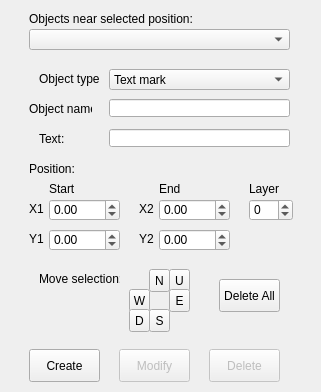
Before: the Qt Designer form src/mainwindow/infomarkseditdlg.ui in MUME/MMapper, drawn with Qt 5.
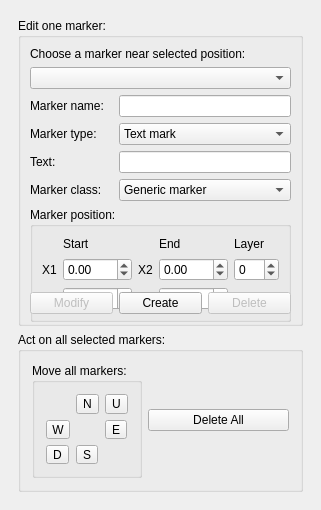
After: the same form once the commit is applied.

Commit message: Update Edit Markers dialog to handle marker class

```diff
--- a/src/mainwindow/infomarkseditdlg.ui
+++ b/src/mainwindow/infomarkseditdlg.ui
@@ -9,7 +9,7 @@
     <x>0</x>
     <y>0</y>
     <width>321</width>
-    <height>392</height>
+    <height>510</height>
    </rect>
   </property>
   <property name="sizePolicy" >
@@ -23,13 +23,7 @@
   <property name="minimumSize" >
    <size>
     <width>321</width>
-    <height>392</height>
-   </size>
-  </property>
-  <property name="maximumSize" >
-   <size>
-    <width>321</width>
-    <height>392</height>
+    <height>510</height>
    </size>
   </property>
   <property name="baseSize" >
@@ -62,53 +56,88 @@
      <property name="frameShadow" >
       <enum>QFrame::Plain</enum>
      </property>
-     <widget class="QPushButton" name="objectModify" >
-      <property name="enabled" >
-       <bool>false</bool>
-      </property>
-      <property name="geometry" >
-       <rect>
-        <x>110</x>
-        <y>340</y>
-        <width>71</width>
-        <height>33</height>
-       </rect>
-      </property>
-      <property name="text" >
-       <string>Modify</string>
-      </property>
-     </widget>
-     <widget class="QPushButton" name="objectCreate" >
-      <property name="geometry" >
-       <rect>
-        <x>20</x>
-        <y>340</y>
-        <width>71</width>
-        <height>33</height>
-       </rect>
-      </property>
-      <property name="text" >
-       <string>Create</string>
-      </property>
-     </widget>
+     <layout class="QGridLayout">
+       <property name="margin">
+        <number>9</number>
+       </property>
+       <property name="spacing">
+        <number>6</number>
+       </property>
+       <item row="0" column="0">
+         <widget class="QGroupBox" name="selectedMarkBox">
+           <property name="title" >
+             <string>Edit one marker:</string>
+           </property>
+           <layout class="QGridLayout">
+             <property name="margin">
+               <number>9</number>
+             </property>
+             <property name="spacing">
+               <number>6</number>
+             </property>
+             <item row="0" column="0" colspan="3">
      <widget class="QLabel" name="textLabel1_2_2" >
       <property name="geometry" >
        <rect>
-        <x>20</x>
-        <y>0</y>
         <width>202</width>
         <height>20</height>
        </rect>
       </property>
       <property name="text" >
-       <string>Objects near selected position:</string>
-      </property>
-     </widget>
+                 <string>Choose a marker near selected position:</string>
+                </property>
+               </widget>
+             </item>
+             <item row="1" column="0" colspan="3">
+               <widget class="QComboBox" name="objectsList" >
+                <property name="geometry" >
+                 <rect>
+                  <width>261</width>
+                  <height>21</height>
+                 </rect>
+                </property>
+               </widget>
+             </item>
+             <item row="2" column="0">
+               <widget class="QLabel" name="textLabel2_2_3" >
+                <property name="geometry" >
+                 <rect>
+                  <width>63</width>
+                  <height>20</height>
+                 </rect>
+                </property>
+                <property name="text" >
+                 <string>Marker name:</string>
+                </property>
+               </widget>
+             </item>
+             <item row="2" column="1" colspan="2">
+               <widget class="QLineEdit" name="objectNameStr" >
+                <property name="geometry" >
+                 <rect>
+                  <width>181</width>
+                  <height>18</height>
+                 </rect>
+                </property>
+               </widget>
+             </item>
+             <item row="3" column="0">
+               <widget class="QLabel" name="textLabel1_2" >
+                <property name="geometry" >
+                 <rect>
+                  <width>61</width>
+                  <height>20</height>
+                 </rect>
+                </property>
+                <property name="text" >
+                 <string>Marker type:</string>
+                </property>
+               </widget>
+             </item>
+             <item row="3" column="1" colspan="2">
      <widget class="QComboBox" name="objectType" >
       <property name="geometry" >
        <rect>
-        <x>100</x>
-        <y>60</y>
         <width>181</width>
         <height>21</height>
        </rect>
@@ -129,47 +158,11 @@
        </property>
       </item>
      </widget>
-     <widget class="QLineEdit" name="objectNameStr" >
-      <property name="geometry" >
-       <rect>
-        <x>100</x>
-        <y>90</y>
-        <width>181</width>
-        <height>18</height>
-       </rect>
-      </property>
-     </widget>
-     <widget class="QLabel" name="textLabel1_2" >
-      <property name="geometry" >
-       <rect>
-        <x>30</x>
-        <y>60</y>
-        <width>61</width>
-        <height>20</height>
-       </rect>
-      </property>
-      <property name="text" >
-       <string>Object type:</string>
-      </property>
-     </widget>
-     <widget class="QLabel" name="textLabel2_2_3" >
-      <property name="geometry" >
-       <rect>
-        <x>20</x>
-        <y>90</y>
-        <width>63</width>
-        <height>20</height>
-       </rect>
-      </property>
-      <property name="text" >
-       <string>Object name:</string>
-      </property>
-     </widget>
+             </item>
+             <item row="4" column="0">
      <widget class="QLabel" name="textLabel2_2" >
       <property name="geometry" >
        <rect>
-        <x>30</x>
-        <y>120</y>
         <width>40</width>
         <height>20</height>
        </rect>
@@ -178,44 +171,108 @@
        <string>Text:</string>
       </property>
      </widget>
-     <widget class="QComboBox" name="objectsList" >
-      <property name="geometry" >
-       <rect>
-        <x>20</x>
-        <y>20</y>
-        <width>261</width>
-        <height>21</height>
-       </rect>
-      </property>
-     </widget>
-     <widget class="QLabel" name="textLabel3_2" >
-      <property name="geometry" >
-       <rect>
-        <x>20</x>
-        <y>150</y>
-        <width>51</width>
-        <height>20</height>
-       </rect>
-      </property>
-      <property name="text" >
-       <string>Position:</string>
-      </property>
-     </widget>
+             </item>
+             <item row="4" column="1" colspan="2">
      <widget class="QLineEdit" name="objectText" >
       <property name="geometry" >
        <rect>
-        <x>100</x>
-        <y>120</y>
         <width>181</width>
         <height>18</height>
        </rect>
       </property>
      </widget>
+             </item>
+             <item row="5" column="0">
+               <widget class="QLabel" name="textLabel3_1" >
+                <property name="geometry" >
+                 <rect>
+                  <width>61</width>
+                  <height>20</height>
+                 </rect>
+                </property>
+                <property name="text" >
+                 <string>Marker class:</string>
+                </property>
+               </widget>
+             </item>
+             <item row="5" column="1" colspan="2">
+               <widget class="QComboBox" name="objectClassesList" >
+                 <property name="geometry" >
+                   <rect>
+                     <width>261</width>
+                     <height>21</height>
+                   </rect>
+                 </property>
+                 <item>
+                  <property name="text" >
+                   <string>Generic marker</string>
+                  </property>
+                 </item>
+                 <item>
+                  <property name="text" >
+                   <string>Herb</string>
+                  </property>
+                 </item>
+                 <item>
+                  <property name="text" >
+                   <string>River</string>
+                  </property>
+                 </item>
+                 <item>
+                  <property name="text" >
+                   <string>Place</string>
+                  </property>
+                 </item>
+                 <item>
+                  <property name="text" >
+                   <string>Mobile name</string>
+                  </property>
+                 </item>
+                 <item>
+                  <property name="text" >
+                   <string>Comment</string>
+                  </property>
+                 </item>
+                 <item>
+                  <property name="text" >
+                   <string>Road</string>
+                  </property>
+                 </item>
+                 <item>
+                  <property name="text" >
+                   <string>Object</string>
+                  </property>
+                 </item>
+               </widget>
+             </item>
+             <item row="6" column="0" colspan="3">
+               <widget class="QGroupBox" name="positionGroupBox">
+                 <property name="minimumSize">
+                  <size>
+                   <width>261</width>
+                   <height>115</height>
+                  </size>
+                 </property>
+                 <property name="maximumSize">
+                  <size>
+                   <width>261</width>
+                   <height>115</height>
+                  </size>
+                 </property>
+                 <property name="title" >
+                   <string>Marker position:</string>
+                 </property>
+                 <layout class="QGridLayout">
+                   <property name="margin">
+                     <number>9</number>
+                   </property>
+                   <property name="spacing">
+                     <number>6</number>
+                   </property>
+                   <item row="0" column="1">
      <widget class="QLabel" name="startLabel" >
       <property name="geometry" >
        <rect>
-        <x>40</x>
-        <y>170</y>
         <width>51</width>
         <height>20</height>
        </rect>
@@ -224,11 +281,11 @@
        <string>Start</string>
       </property>
      </widget>
+                   </item>
+                   <item row="0" column="3">
      <widget class="QLabel" name="endLabel" >
       <property name="geometry" >
        <rect>
-        <x>150</x>
-        <y>170</y>
         <width>31</width>
         <height>20</height>
        </rect>
@@ -237,11 +294,11 @@
        <string>End</string>
       </property>
      </widget>
+                   </item>
+                   <item row="0" column="4">
      <widget class="QLabel" name="textLabel4_3_4" >
       <property name="geometry" >
        <rect>
-        <x>240</x>
-        <y>170</y>
         <width>41</width>
         <height>20</height>
        </rect>
@@ -250,24 +307,11 @@
        <string>Layer</string>
       </property>
      </widget>
-     <widget class="QLabel" name="textLabel4_3_2" >
-      <property name="geometry" >
-       <rect>
-        <x>20</x>
-        <y>220</y>
-        <width>16</width>
-        <height>20</height>
-       </rect>
-      </property>
-      <property name="text" >
-       <string>Y1</string>
-      </property>
-     </widget>
+                   </item>
+                   <item row="1" column="0">
      <widget class="QLabel" name="textLabel4_3" >
       <property name="geometry" >
        <rect>
-        <x>20</x>
-        <y>190</y>
         <width>16</width>
         <height>20</height>
        </rect>
@@ -276,11 +320,11 @@
        <string>X1</string>
       </property>
      </widget>
+                   </item>
+                   <item row="1" column="1">
      <widget class="QDoubleSpinBox" name="m_x1" >
       <property name="geometry" >
        <rect>
-        <x>40</x>
-        <y>190</y>
         <width>71</width>
         <height>22</height>
        </rect>
@@ -295,30 +339,11 @@
        <double>0.01</double>
       </property>
      </widget>
-     <widget class="QDoubleSpinBox" name="m_y1" >
-      <property name="geometry" >
-       <rect>
-        <x>40</x>
-        <y>220</y>
-        <width>71</width>
-        <height>22</height>
-       </rect>
-      </property>
-      <property name="maximum" >
-       <double>1e+10</double>
-      </property>
-      <property name="minimum" >
-       <double>-1e+09</double>
-      </property>
-      <property name="singleStep" >
-       <double>0.01</double>
-      </property>
-     </widget>
+                   </item>
+                   <item row="1" column="2">
      <widget class="QLabel" name="textLabel4_3_3" >
       <property name="geometry" >
        <rect>
-        <x>130</x>
-        <y>190</y>
         <width>24</width>
         <height>20</height>
        </rect>
@@ -327,24 +352,11 @@
        <string>X2</string>
       </property>
      </widget>
-     <widget class="QLabel" name="textLabel4_3_2_2" >
-      <property name="geometry" >
-       <rect>
-        <x>130</x>
-        <y>220</y>
-        <width>24</width>
-        <height>20</height>
-       </rect>
-      </property>
-      <property name="text" >
-       <string>Y2</string>
-      </property>
-     </widget>
+                   </item>
+                   <item row="1" column="3">
      <widget class="QDoubleSpinBox" name="m_x2" >
       <property name="geometry" >
        <rect>
-        <x>150</x>
-        <y>190</y>
         <width>71</width>
         <height>22</height>
        </rect>
@@ -359,30 +371,11 @@
        <double>0.01</double>
       </property>
      </widget>
-     <widget class="QDoubleSpinBox" name="m_y2" >
-      <property name="geometry" >
-       <rect>
-        <x>150</x>
-        <y>220</y>
-        <width>71</width>
-        <height>22</height>
-       </rect>
-      </property>
-      <property name="maximum" >
-       <double>1e+10</double>
-      </property>
-      <property name="minimum" >
-       <double>-1e+09</double>
-      </property>
-      <property name="singleStep" >
-       <double>0.01</double>
-      </property>
-     </widget>
+                   </item>
+                   <item row="1" column="4">
      <widget class="QSpinBox" name="m_layer" >
       <property name="geometry" >
        <rect>
-        <x>240</x>
-        <y>190</y>
         <width>44</width>
         <height>22</height>
        </rect>
@@ -394,108 +387,234 @@
        <number>-10</number>
       </property>
      </widget>
+                   </item>
+                   <item row="2" column="0">
+                     <widget class="QLabel" name="textLabel4_3_2" >
+                      <property name="geometry" >
+                       <rect>
+                        <width>16</width>
+                        <height>20</height>
+                       </rect>
+                      </property>
+                      <property name="text" >
+                       <string>Y1</string>
+                      </property>
+                     </widget>
+                   </item>
+                   <item row="2" column="1">
+                     <widget class="QDoubleSpinBox" name="m_y1" >
+                      <property name="geometry" >
+                       <rect>
+                        <width>71</width>
+                        <height>22</height>
+                       </rect>
+                      </property>
+                      <property name="maximum" >
+                       <double>1e+10</double>
+                      </property>
+                      <property name="minimum" >
+                       <double>-1e+09</double>
+                      </property>
+                      <property name="singleStep" >
+                       <double>0.01</double>
+                      </property>
+                     </widget>
+                   </item>
+                   <item row="2" column="2">
+                     <widget class="QLabel" name="textLabel4_3_2_2" >
+                      <property name="geometry" >
+                       <rect>
+                        <width>24</width>
+                        <height>20</height>
+                       </rect>
+                      </property>
+                      <property name="text" >
+                       <string>Y2</string>
+                      </property>
+                     </widget>
+                   </item>
+                   <item row="2" column="3">
+                     <widget class="QDoubleSpinBox" name="m_y2" >
+                      <property name="geometry" >
+                       <rect>
+                        <width>71</width>
+                        <height>22</height>
+                       </rect>
+                      </property>
+                      <property name="maximum" >
+                       <double>1e+10</double>
+                      </property>
+                      <property name="minimum" >
+                       <double>-1e+09</double>
+                      </property>
+                      <property name="singleStep" >
+                       <double>0.01</double>
+                      </property>
+                     </widget>
+                   </item>
+                 </layout>
+               </widget>
+             </item>
+             <item row="10" column="0">
+               <widget class="QPushButton" name="objectModify" >
+                <property name="enabled" >
+                 <bool>false</bool>
+                </property>
+                <property name="geometry" >
+                 <rect>
+                  <width>71</width>
+                  <height>33</height>
+                 </rect>
+                </property>
+                <property name="text" >
+                 <string>Modify</string>
+                </property>
+               </widget>
+             </item>
+             <item row="10" column="1">
+               <widget class="QPushButton" name="objectCreate" >
+                <property name="geometry" >
+                 <rect>
+                  <width>71</width>
+                  <height>33</height>
+                 </rect>
+                </property>
+                <property name="text" >
+                 <string>Create</string>
+                </property>
+               </widget>
+             </item>
+             <item row="10" column="2">
+               <widget class="QPushButton" name="objectDelete" >
+                <property name="enabled" >
+                 <bool>false</bool>
+                </property>
+                <property name="geometry" >
+                 <rect>
+                  <width>71</width>
+                  <height>33</height>
+                 </rect>
+                </property>
+                <property name="text" >
+                 <string>Delete</string>
+                </property>
+               </widget>
+             </item>
+           </layout>
+         </widget>
+       </item>
+       <item row="1" column="0">
+         <widget class="QGroupBox" name="teleportGroupBox">
+           <property name="title">
+            <string>Act on all selected markers:</string>
+           </property>
+           <layout class="QHBoxLayout">
+             <item>
+              <widget class="QGroupBox" name="selectExitGroupBox">
+                <property name="minimumSize">
+                 <size>
+                  <width>110</width>
+                  <height>115</height>
+                 </size>
+                </property>
+                <property name="title">
+                  <string>Move all markers:</string>
+                </property>
+                <property name="maximumSize">
+                 <size>
+                  <width>110</width>
+                  <height>115</height>
+                 </size>
+                </property>
+                <layout class="QGridLayout" name="exitButtonLayout">
+                 <item row="0" column="1">
      <widget class="QToolButton" name="layerNButton" >
-      <property name="geometry" >
-       <rect>
-        <x>140</x>
-        <y>260</y>
-        <width>21</width>
-        <height>23</height>
-       </rect>
+                   <property name="sizePolicy">
+                    <sizepolicy hsizetype="Fixed" vsizetype="Fixed">
+                     <horstretch>0</horstretch>
+                     <verstretch>0</verstretch>
+                    </sizepolicy>
       </property>
       <property name="text" >
        <string>N</string>
       </property>
      </widget>
+                 </item>
+                 <item row="0" column="2">
      <widget class="QToolButton" name="layerUpButton" >
-      <property name="geometry" >
-       <rect>
-        <x>160</x>
-        <y>260</y>
-        <width>21</width>
-        <height>23</height>
-       </rect>
+                   <property name="sizePolicy">
+                    <sizepolicy hsizetype="Fixed" vsizetype="Fixed">
+                     <horstretch>0</horstretch>
+                     <verstretch>0</verstretch>
+                    </sizepolicy>
       </property>
       <property name="text" >
        <string>U</string>
       </property>
      </widget>
+                 </item>
+                 <item row="1" column="2">
      <widget class="QToolButton" name="layerEButton" >
-      <property name="geometry" >
-       <rect>
-        <x>160</x>
-        <y>280</y>
-        <width>21</width>
-        <height>23</height>
-       </rect>
+                   <property name="sizePolicy">
+                    <sizepolicy hsizetype="Fixed" vsizetype="Fixed">
+                     <horstretch>0</horstretch>
+                     <verstretch>0</verstretch>
+                    </sizepolicy>
       </property>
       <property name="text" >
        <string>E</string>
       </property>
      </widget>
+                 </item>
+                 <item row="1" column="0">
      <widget class="QToolButton" name="layerWButton" >
-      <property name="geometry" >
-       <rect>
-        <x>120</x>
-        <y>280</y>
-        <width>21</width>
-        <height>23</height>
-       </rect>
+                   <property name="sizePolicy">
+                    <sizepolicy hsizetype="Fixed" vsizetype="Fixed">
+                     <horstretch>0</horstretch>
+                     <verstretch>0</verstretch>
+                    </sizepolicy>
       </property>
       <property name="text" >
        <string>W</string>
       </property>
      </widget>
+                 </item>
+                 <item row="2" column="0">
      <widget class="QToolButton" name="layerDownButton" >
-      <property name="geometry" >
-       <rect>
-        <x>120</x>
-        <y>300</y>
-        <width>21</width>
-        <height>23</height>
-       </rect>
+                   <property name="sizePolicy">
+                    <sizepolicy hsizetype="Fixed" vsizetype="Fixed">
+                     <horstretch>0</horstretch>
+                     <verstretch>0</verstretch>
+                    </sizepolicy>
       </property>
       <property name="text" >
        <string>D</string>
       </property>
      </widget>
+                 </item>
+                 <item row="2" column="1">
      <widget class="QToolButton" name="layerSButton" >
-      <property name="geometry" >
-       <rect>
-        <x>140</x>
-        <y>300</y>
-        <width>21</width>
-        <height>23</height>
-       </rect>
+                   <property name="sizePolicy">
+                    <sizepolicy hsizetype="Fixed" vsizetype="Fixed">
+                     <horstretch>0</horstretch>
+                     <verstretch>0</verstretch>
+                    </sizepolicy>
       </property>
       <property name="text" >
        <string>S</string>
       </property>
      </widget>
-     <widget class="QPushButton" name="objectDelete" >
-      <property name="enabled" >
-       <bool>false</bool>
-      </property>
-      <property name="geometry" >
-       <rect>
-        <x>200</x>
-        <y>340</y>
-        <width>71</width>
-        <height>33</height>
-       </rect>
-      </property>
-      <property name="text" >
-       <string>Delete</string>
-      </property>
-     </widget>
+                 </item>
+                </layout>
+               </widget>
+             </item>
+             <item>
      <widget class="QPushButton" name="objectDeleteAll" >
       <property name="enabled" >
        <bool>true</bool>
       </property>
       <property name="geometry" >
        <rect>
-        <x>210</x>
-        <y>270</y>
         <width>61</width>
         <height>33</height>
        </rect>
@@ -504,19 +623,11 @@
        <string>Delete All</string>
       </property>
      </widget>
-     <widget class="QLabel" name="textLabel4_3_5" >
-      <property name="geometry" >
-       <rect>
-        <x>30</x>
-        <y>260</y>
-        <width>81</width>
-        <height>20</height>
-       </rect>
-      </property>
-      <property name="text" >
-       <string>Move selection:</string>
-      </property>
-     </widget>
+             </item>
+           </layout>
+         </widget>
+       </item>
+     </layout>
     </widget>
    </item>
   </layout>
```
Left out of the diff: 4 changed lines with no effect on the pictures. Lines whose indentation alone changed are shown as unchanged. The commit also changes 2 other files.
